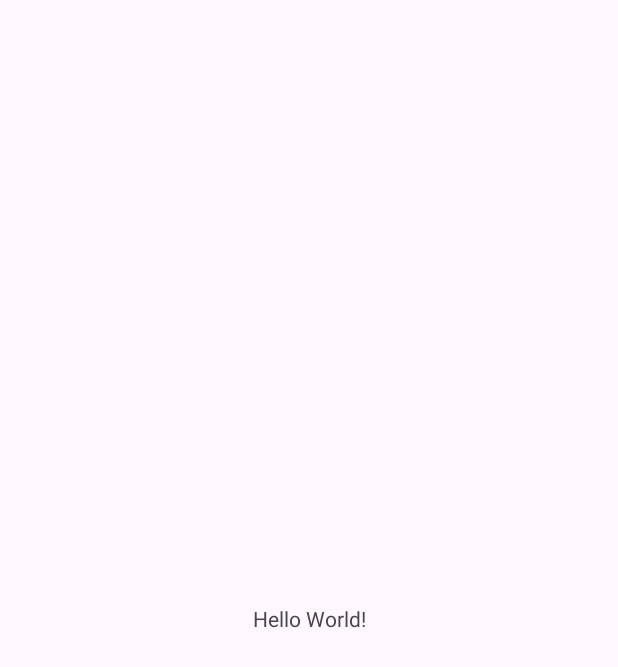
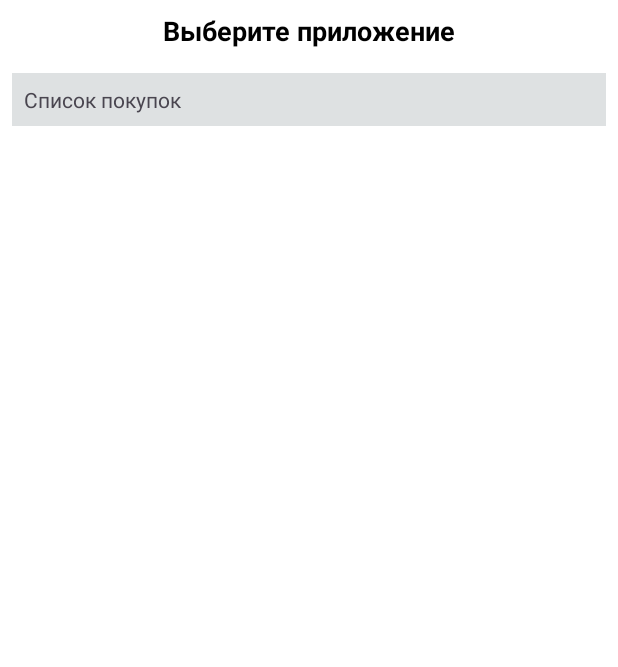
Before and after one commit to wowus94/AndroidCourseStepik, an Android app: the screen it shows after launch (MainActivity), on a phone screen of 412 x 824 dp. Before the commit the part shown is almost empty. Shown: the top 667 px of the screen. Run offline under Robolectric (Android 15) with nearby library versions, the phone set to English and light mode, and no system bars.

Commit message:
List implementation in RecyclerView. Adding the functions of deleting and changing the status of list items

```diff
--- a/app/build.gradle.kts
+++ b/app/build.gradle.kts
@@ -33,6 +33,11 @@ android {
     kotlinOptions {
         jvmTarget = "1.8"
     }
+
+    buildFeatures {
+        viewBinding = true
+    }
+
 }
 
 dependencies {
--- a/app/src/main/AndroidManifest.xml
+++ b/app/src/main/AndroidManifest.xml
@@ -13,6 +13,9 @@
         android:theme="@style/Theme.AndroidCourseStepik"
         tools:targetApi="31">
         <activity
+            android:name=".presentation.ShoppingListActivity"
+            android:exported="false" />
+        <activity
             android:name=".presentation.MainActivity"
             android:exported="true">
             <intent-filter>
--- a/app/src/main/java/ru/vlyashuk/androidcoursestepik/data/ShopListRepositoryImpl.kt
+++ b/app/src/main/java/ru/vlyashuk/androidcoursestepik/data/ShopListRepositoryImpl.kt
@@ -4,17 +4,18 @@ import androidx.lifecycle.LiveData
 import androidx.lifecycle.MutableLiveData
 import ru.vlyashuk.androidcoursestepik.domain.ShopItem
 import ru.vlyashuk.androidcoursestepik.domain.ShopListRepository
+import kotlin.random.Random
 
 object ShopListRepositoryImpl : ShopListRepository {
 
     private val shopListLiveData = MutableLiveData<List<ShopItem>>()
-    private val shopList = mutableListOf<ShopItem>()
+    private val shopList = sortedSetOf<ShopItem>({o1, o2 -> o1.id.compareTo(o2.id)})
 
     private var autoIncrementId = 0
 
     init {
-        for (i in 0 until 10) {
-            val item = ShopItem("Name $i", i, true)
+        for (i in 0 until 100) {
+            val item = ShopItem("Name $i", i, Random.nextBoolean())
             addShopItem(item)
         }
     }
--- a/app/src/main/java/ru/vlyashuk/androidcoursestepik/presentation/MainActivity.kt
+++ b/app/src/main/java/ru/vlyashuk/androidcoursestepik/presentation/MainActivity.kt
@@ -1,32 +1,33 @@
 package ru.vlyashuk.androidcoursestepik.presentation
 
+import android.content.Intent
 import android.os.Bundle
-import android.util.Log
 import androidx.activity.enableEdgeToEdge
 import androidx.appcompat.app.AppCompatActivity
 import androidx.core.view.ViewCompat
 import androidx.core.view.WindowInsetsCompat
-import androidx.lifecycle.ViewModelProvider
 import ru.vlyashuk.androidcoursestepik.R
-import ru.vlyashuk.androidcoursestepik.presentation.viewmodels.MainViewModel
+import ru.vlyashuk.androidcoursestepik.databinding.ActivityMainBinding
 
 class MainActivity : AppCompatActivity() {
 
-    private lateinit var viewModel: MainViewModel
+    private lateinit var binding: ActivityMainBinding
 
     override fun onCreate(savedInstanceState: Bundle?) {
         super.onCreate(savedInstanceState)
+        binding = ActivityMainBinding.inflate(layoutInflater)
+        val view = binding.root
         enableEdgeToEdge()
-        setContentView(R.layout.activity_main)
+        setContentView(view)
         ViewCompat.setOnApplyWindowInsetsListener(findViewById(R.id.main)) { v, insets ->
             val systemBars = insets.getInsets(WindowInsetsCompat.Type.systemBars())
             v.setPadding(systemBars.left, systemBars.top, systemBars.right, systemBars.bottom)
             insets
         }
 
-        viewModel = ViewModelProvider(this)[MainViewModel::class.java]
-        viewModel.shopList.observe(this) {
-            Log.i("TEST", it.toString())
+        binding.shoppingList.setOnClickListener {
+            val navigate = Intent(this, ShoppingListActivity::class.java)
+            startActivity(navigate)
         }
     }
 }
--- a/app/src/main/java/ru/vlyashuk/androidcoursestepik/presentation/viewmodels/MainViewModel.kt
+++ b/app/src/main/java/ru/vlyashuk/androidcoursestepik/presentation/viewmodels/MainViewModel.kt
@@ -18,12 +18,12 @@ class MainViewModel : ViewModel() {
     val shopList = getShopListUseCase.getShopList()
 
     fun changeEnabledState(shopItem: ShopItem) {
-        editShopItemUseCase.editShopItem(shopItem)
+        val newItem = shopItem.copy(enabled = !shopItem.enabled)
+        editShopItemUseCase.editShopItem(newItem)
     }
 
     fun deleteShopItem(shopItem: ShopItem) {
-        val newItem = shopItem.copy(enabled = !shopItem.enabled)
-        deleteShopItemUseCase.deleteShopItem(newItem)
+        deleteShopItemUseCase.deleteShopItem(shopItem)
     }
 
 }
--- a/app/src/main/res/layout/activity_main.xml
+++ b/app/src/main/res/layout/activity_main.xml
@@ -1,19 +1,39 @@
 <?xml version="1.0" encoding="utf-8"?>
-<androidx.constraintlayout.widget.ConstraintLayout xmlns:android="http://schemas.android.com/apk/res/android"
+<LinearLayout xmlns:android="http://schemas.android.com/apk/res/android"
     xmlns:app="http://schemas.android.com/apk/res-auto"
     xmlns:tools="http://schemas.android.com/tools"
     android:id="@+id/main"
     android:layout_width="match_parent"
     android:layout_height="match_parent"
+    android:background="@color/white"
+    android:orientation="vertical"
     tools:context=".presentation.MainActivity">
 
     <TextView
         android:layout_width="wrap_content"
         android:layout_height="wrap_content"
-        android:text="Hello World!"
+        android:layout_gravity="center"
+        android:layout_margin="@dimen/margin_8dp"
+        android:text="@string/select_app"
+        android:textColor="@color/black"
+        android:textSize="@dimen/title_text_size_18sp"
+        android:textStyle="bold"
         app:layout_constraintBottom_toBottomOf="parent"
         app:layout_constraintEnd_toEndOf="parent"
         app:layout_constraintStart_toStartOf="parent"
         app:layout_constraintTop_toTopOf="parent" />
 
-</androidx.constraintlayout.widget.ConstraintLayout>
+    <TextView
+        android:id="@+id/shoppingList"
+        android:layout_width="match_parent"
+        android:layout_height="wrap_content"
+        android:layout_margin="@dimen/margin_8dp"
+        android:background="#DEE1E2"
+        android:padding="@dimen/padding_8dp"
+        android:text="@string/shopping_list"
+        app:layout_constraintBottom_toBottomOf="parent"
+        app:layout_constraintEnd_toEndOf="parent"
+        app:layout_constraintStart_toStartOf="parent"
+        app:layout_constraintTop_toTopOf="parent" />
+
+</LinearLayout>
--- a/app/src/main/res/values/colors.xml
+++ b/app/src/main/res/values/colors.xml
@@ -2,4 +2,7 @@
 <resources>
     <color name="black">#FF000000</color>
     <color name="white">#FFFFFFFF</color>
+    <color name="blue">#2196F3</color>
+    <color name="shop_item_enabled_color">#6750A3</color>
+    <color name="shop_item_disabled_color">#4D6750A3</color>
 </resources>
--- /dev/null
+++ b/app/src/main/res/values/dimens.xml
@@ -0,0 +1,10 @@
+<?xml version="1.0" encoding="utf-8"?>
+<resources>
+    <dimen name="title_text_size_18sp">18sp</dimen>
+    <dimen name="margin_8dp">8dp</dimen>
+    <dimen name="margin_16dp">16dp</dimen>
+    <dimen name="padding_8dp">8dp</dimen>
+    <dimen name="margin_cardview_4dp">4dp</dimen>
+    <dimen name="corner_cardview_4dp">4dp</dimen>
+    <dimen name="padding_16dp">16dp</dimen>
+</resources>
--- a/app/src/main/res/values/strings.xml
+++ b/app/src/main/res/values/strings.xml
@@ -1,3 +1,6 @@
 <resources>
     <string name="app_name">AndroidCourseStepik</string>
+    <string name="select_app">Выберите приложение</string>
+    <string name="add_shop_item">Добавить покупку</string>
+    <string name="shopping_list">Список покупок</string>
 </resources>
```
Also changed, not shown: app/src/main/java/ru/vlyashuk/androidcoursestepik/presentation/ShoppingListActivity.kt (added, +88 -0 lines), app/src/main/java/ru/vlyashuk/androidcoursestepik/presentation/adapters/ShopListRecyclerViewAdapter.kt (added, +75 -0 lines), app/src/main/res/drawable/ic_add.xml (added, +12 -0 lines), app/src/main/res/layout/activity_shopping_list.xml (added, +28 -0 lines), app/src/main/res/layout/item_shop_disabled.xml (added, +37 -0 lines), app/src/main/res/layout/item_shop_enabled.xml (added, +38 -0 lines), 1 other file.
